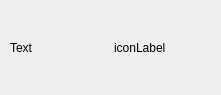
Before: the Qt Designer form gui/overlays/floatingmessage.ui in do-i/thumbgrid, drawn with Qt 5.
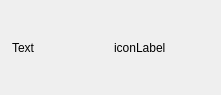
After: the same form once the commit is applied.

The edit to the form file:
```diff
--- a/gui/overlays/floatingmessage.ui
+++ b/gui/overlays/floatingmessage.ui
@@ -18,10 +18,16 @@
     <enum>QLayout::SetDefaultConstraint</enum>
    </property>
    <property name="leftMargin">
-    <number>10</number>
+    <number>12</number>
+   </property>
+   <property name="topMargin">
+    <number>11</number>
    </property>
    <property name="rightMargin">
-    <number>10</number>
+    <number>12</number>
+   </property>
+   <property name="bottomMargin">
+    <number>11</number>
    </property>
    <item>
     <widget class="QLabel" name="textLabel">
```
